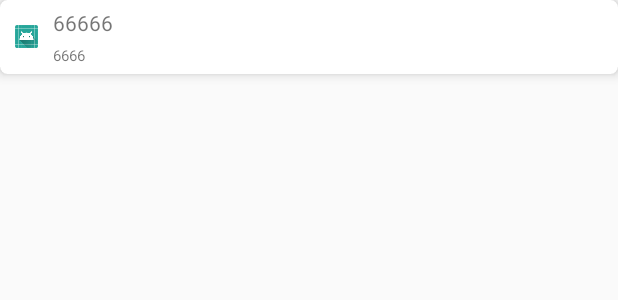
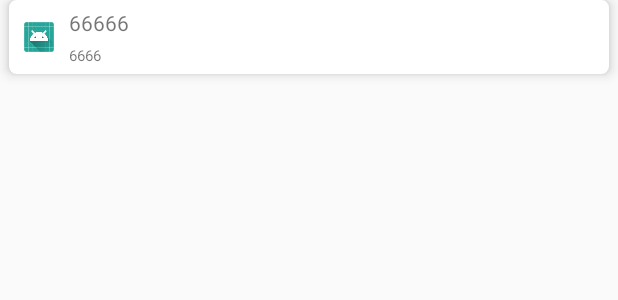
Before and after one commit to wanggaolei6666/develop, an Android app: the layout musiclist_layout.xml on its own in the app's theme, with its tools: preview values and no code run, on a phone screen of 412 x 824 dp. Shown: the top 300 px of the screen. Run offline under Robolectric (Android 15) with nearby library versions, the phone set to English and light mode, and no system bars.

```diff
--- a/app/src/main/java/com/color/download/presenter/DownLoadPresenter.java
+++ b/app/src/main/java/com/color/download/presenter/DownLoadPresenter.java
@@ -8,6 +8,7 @@ import android.util.Log;
 import com.color.bean.Hash;
 import com.color.download.model.MDownloadMusic;
 import com.color.download.view.DownLoadCallBack;
+import com.color.download.view.DownloadResultInterface;
 import com.color.download.view.IMusicInfo;
 
 import java.util.List;
@@ -30,6 +31,11 @@ public class DownLoadPresenter implements IMusicInfo {
             }
         };
     }
+    public void downloadMusic(String hash, String albAlbumID, final String musicName, final DownloadResultInterface listener){
+        mDownloadMusic.downLoadMusic(hash,albAlbumID,musicName,listener);
+    }
+
+
     public void getMusicInfo(String musicName){
         Log.e("ThreadIsMainThread", "getMusicInfo:"+Thread.currentThread().getId() );
         mDownloadMusic.reqMusicList(musicName,this);
--- a/app/src/main/java/com/color/util/ConstantUtil.java
+++ b/app/src/main/java/com/color/util/ConstantUtil.java
@@ -6,6 +6,8 @@ package com.color.util;
 
 public class ConstantUtil {
     public static  final  int HANDELR_TAG=1001;
-    public static final int DOWNLOAD_MUSIC=0x001;
-    public static final int DOWNLOAD_MUSIC_FAILED=0x002;
+    public static final int DOWNLOAD_MUSIC=5;
+    public static final int DOWNLOAD_MUSIC_FAILED=2;
+    public static final int DOWNLOAD_MUSIC_SUCCESS=3;
+    public static final int DOWNLOADING=4;
 }
--- a/app/src/main/res/layout/musiclist_layout.xml
+++ b/app/src/main/res/layout/musiclist_layout.xml
@@ -8,7 +8,9 @@
         android:id="@+id/cardview"
         android:layout_width="match_parent"
         android:layout_height="wrap_content"
-        android:layout_marginBottom="5dp"
+        android:layout_marginBottom="3dp"
+        android:layout_marginLeft="6dp"
+        android:layout_marginRight="6dp"
         app:cardCornerRadius="5dp"
         app:cardElevation="5dp">
 
@@ -16,38 +18,47 @@
             android:layout_width="wrap_content"
             android:layout_height="wrap_content">
 
+            <ProgressBar
+
+                android:id="@+id/progress_bar"
+                style="@android:style/Widget.ProgressBar.Horizontal"
+                android:layout_width="match_parent"
+                android:layout_height="0.5dp"
+                android:layout_marginTop="3dp"
+                android:visibility="gone" />
+
             <ImageView
+                android:id="@+id/add_music"
+                android:layout_width="20dp"
+                android:layout_height="20dp"
+                android:layout_centerVertical="true"
                 android:layout_marginLeft="10dp"
-                android:id="@+id/add_music"
-                android:layout_width="15dp"
-                android:layout_height="15dp"
-                android:layout_centerVertical="true"
                 android:src="@mipmap/ic_launcher" />
 
             <LinearLayout
-                android:layout_marginLeft="10dp"
                 android:layout_width="wrap_content"
                 android:layout_height="wrap_content"
+                android:layout_marginLeft="10dp"
                 android:layout_toRightOf="@id/add_music"
                 android:orientation="vertical">
 
                 <TextView
-                    android:text="66666"
                     android:id="@+id/music_name"
-                    android:layout_marginTop="5dp"
-                    android:layout_marginBottom="5dp"
                     android:layout_width="wrap_content"
                     android:layout_height="wrap_content"
                     android:layout_gravity="center_vertical"
+                    android:layout_marginBottom="5dp"
+                    android:layout_marginTop="5dp"
+                    android:text="66666"
                     android:textSize="14sp" />
 
                 <TextView
                     android:id="@+id/album"
-                    android:text="6666"
-                    android:layout_marginBottom="5dp"
                     android:layout_width="wrap_content"
                     android:layout_height="wrap_content"
                     android:layout_gravity="center_vertical"
+                    android:layout_marginBottom="5dp"
+                    android:text="6666"
                     android:textSize="10sp" />
 
             </LinearLayout>
```
Also changed, not shown: app/src/main/java/com/color/bean/Hash.java (+11 -1 lines), app/src/main/java/com/color/download/model/MDownloadMusic.java (+6 -2 lines), app/src/main/java/com/color/download/presenter/RecyclerviewAdapter.java (+14 -4 lines), app/src/main/java/com/color/download/view/DownloadMusicActivity.java (+67 -5 lines).
